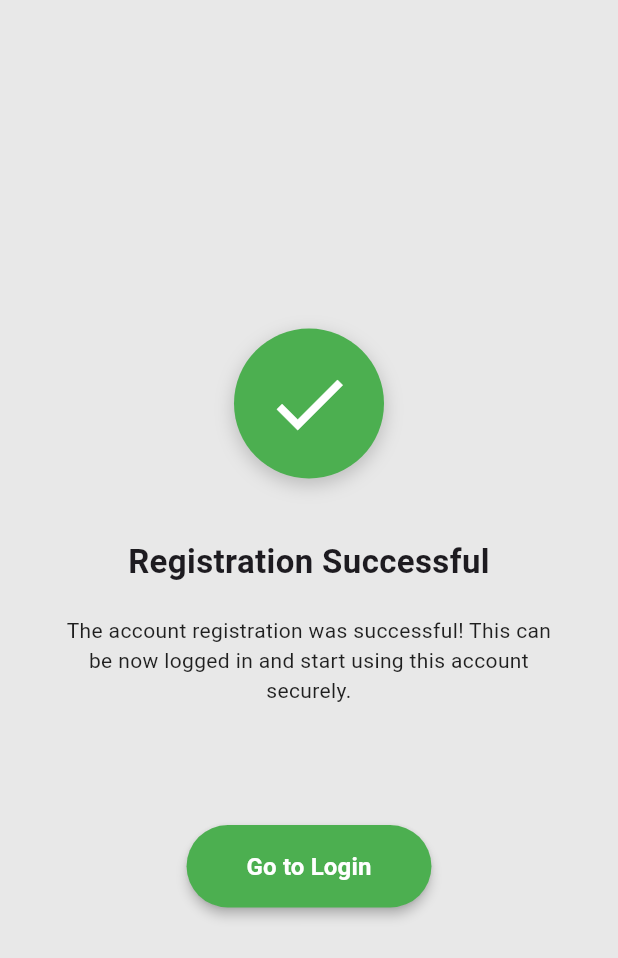
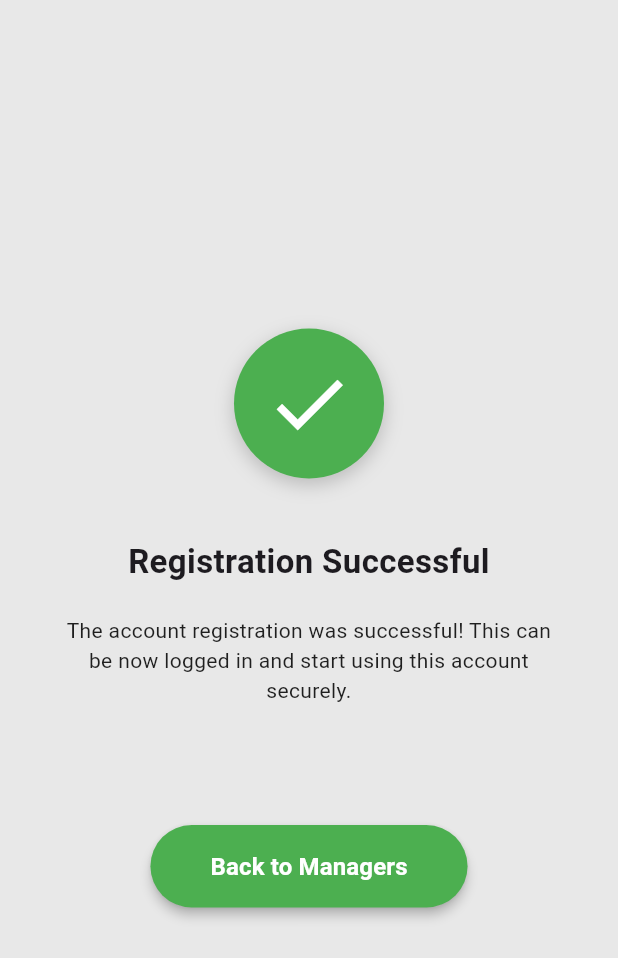
Before and after one commit to lansoyyy/Vinno, a Flutter app: the AdminStaffRegistrationSuccess screen opened by its route, on a phone screen of 412 x 824 dp. Shown: the top 958 px of the screen. Run offline on Flutter 3.47's test engine with Material 3 defaults, Android fonts, the phone set to English and light mode, and no system bars; our stand-ins replace cloud_firestore, firebase_auth, firebase_core, firebase_database, fl_chart, geocoding and 5 more; missing offline and left inert: network_info_plus, wifi_scan; accounts and stored records are empty.

Commit message:
fixed reg process

```diff
--- a/lib/Owner_Side/Owner_ConnectedDevices/admin_staff_registration_success.dart
+++ b/lib/Owner_Side/Owner_ConnectedDevices/admin_staff_registration_success.dart
@@ -74,16 +74,13 @@ class _AdminStaffRegistrationSuccessState
 
                 const SizedBox(height: 80),
 
-                // Go to Login Button
+                // Back to Managers Button
                 ElevatedButton(
                   onPressed: () async {
-                    // Sign out any current user after successful registration
-                    await _authService.signOut();
-
-                    // Navigate to login page
+                    // Navigate back to Managers page (connected devices)
                     Navigator.pushNamedAndRemoveUntil(
                       context,
-                      '/',
+                      '/connectedDevices',
                       (route) => false,
                     );
                   },
@@ -100,7 +97,7 @@ class _AdminStaffRegistrationSuccessState
                     elevation: 3,
                   ),
                   child: const Text(
-                    "Go to Login",
+                    "Back to Managers",
                     style: TextStyle(
                       fontSize: 16,
                       fontWeight: FontWeight.bold,
```
